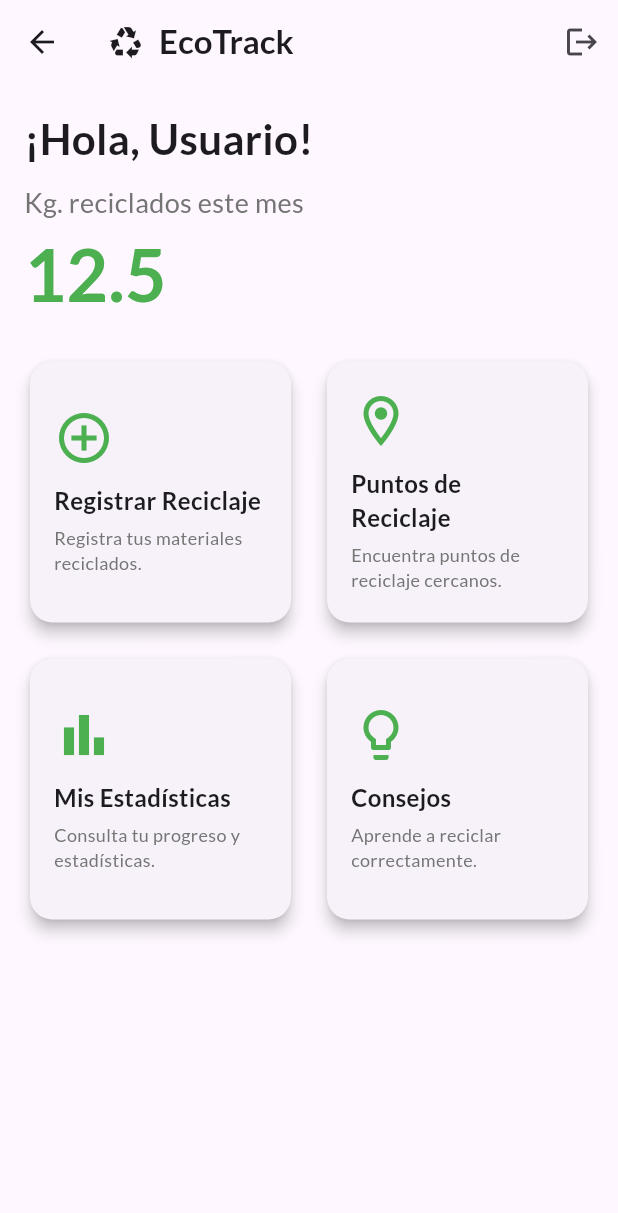
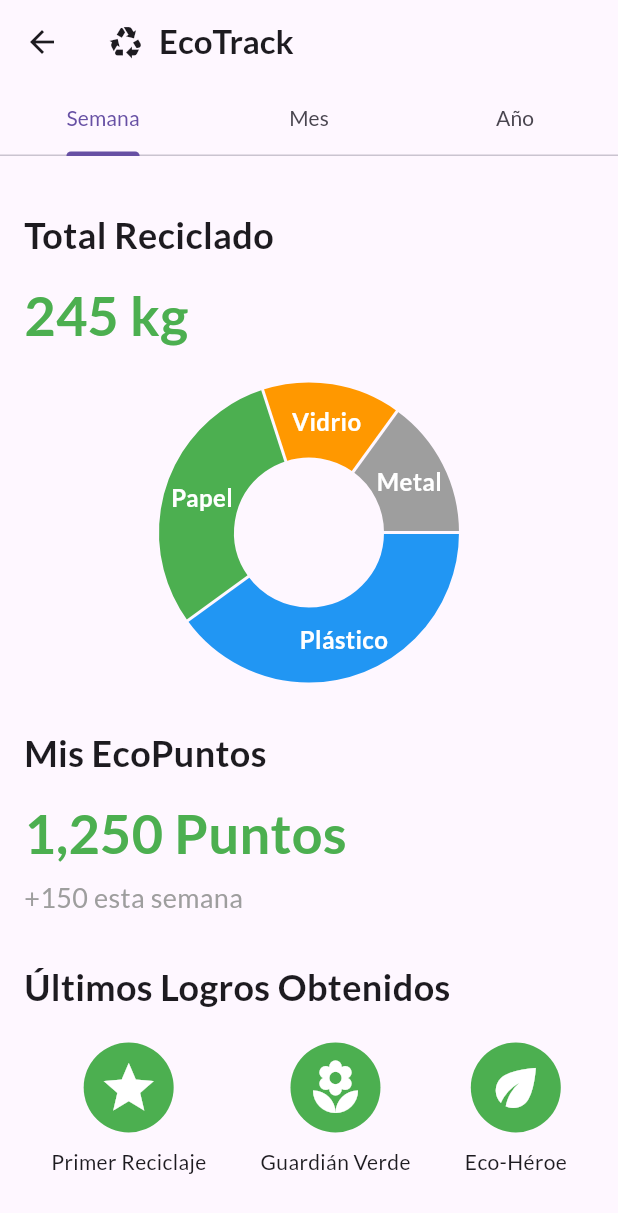
Before and after one commit to mascheyola/ecotrack, a Flutter app: the HomeScreen screen opened directly, after a tap on "Mis Estadísticas", on a phone screen of 412 x 824 dp. Shown: the top 1213 px of the screen. Run offline on Flutter 3.47's test engine with Material 3 defaults, Android fonts, the phone set to English and light mode, and no system bars; drawn by our look-alikes of fl_chart; our stand-ins replace google_fonts.

Commit message:
feat: agregar pantalla de estadísticas.

```diff
--- a/lib/home_screen.dart
+++ b/lib/home_screen.dart
@@ -1,6 +1,7 @@
 import 'package:flutter/material.dart';
 import 'package:google_fonts/google_fonts.dart';
 import 'package:myapp/recycling_registration_screen.dart';
+import 'package:myapp/statistics_screen.dart';
 
 class HomeScreen extends StatelessWidget {
   const HomeScreen({super.key});
@@ -88,7 +89,14 @@ class HomeScreen extends StatelessWidget {
                   icon: Icons.bar_chart_outlined,
                   title: 'Mis Estadísticas',
                   description: 'Consulta tu progreso y estadísticas.',
-                  onTap: () {},
+                  onTap: () {
+                    Navigator.push(
+                      context,
+                      MaterialPageRoute(
+                        builder: (context) => const StatisticsScreen(),
+                      ),
+                    );
+                  },
                 ),
                 _buildGridItem(
                   context,
--- /dev/null
+++ b/lib/statistics_screen.dart
@@ -0,0 +1,181 @@
+import 'package:flutter/material.dart';
+import 'package:google_fonts/google_fonts.dart';
+import 'package:fl_chart/fl_chart.dart';
+
+class StatisticsScreen extends StatefulWidget {
+  const StatisticsScreen({super.key});
+
+  @override
+  State<StatisticsScreen> createState() => _StatisticsScreenState();
+}
+
+class _StatisticsScreenState extends State<StatisticsScreen> {
+  @override
+  Widget build(BuildContext context) {
+    return DefaultTabController(
+      length: 3,
+      child: Scaffold(
+        appBar: AppBar(
+          title: Row(
+            children: [
+              const Icon(Icons.recycling),
+              const SizedBox(width: 10),
+              Text(
+                'EcoTrack',
+                style: GoogleFonts.lato(fontWeight: FontWeight.bold),
+              ),
+            ],
+          ),
+          bottom: const TabBar(
+            tabs: [
+              Tab(text: 'Semana'),
+              Tab(text: 'Mes'),
+              Tab(text: 'Año'),
+            ],
+          ),
+        ),
+        body: SingleChildScrollView(
+          padding: const EdgeInsets.all(16.0),
+          child: Column(
+            crossAxisAlignment: CrossAxisAlignment.start,
+            children: [
+              const SizedBox(height: 20),
+              Text(
+                'Total Reciclado',
+                style: GoogleFonts.lato(
+                  fontSize: 24,
+                  fontWeight: FontWeight.bold,
+                ),
+              ),
+              const SizedBox(height: 10),
+              Text(
+                '245 kg',
+                style: GoogleFonts.lato(
+                  fontSize: 36,
+                  fontWeight: FontWeight.bold,
+                  color: Colors.green,
+                ),
+              ),
+              const SizedBox(height: 20),
+              SizedBox(
+                height: 200,
+                child: PieChart(
+                  PieChartData(
+                    sections: [
+                      PieChartSectionData(
+                        color: Colors.blue,
+                        value: 40,
+                        title: 'Plástico',
+                        radius: 50,
+                        titleStyle: const TextStyle(
+                          fontSize: 16,
+                          fontWeight: FontWeight.bold,
+                          color: Colors.white,
+                        ),
+                      ),
+                      PieChartSectionData(
+                        color: Colors.green,
+                        value: 30,
+                        title: 'Papel',
+                        radius: 50,
+                        titleStyle: const TextStyle(
+                          fontSize: 16,
+                          fontWeight: FontWeight.bold,
+                          color: Colors.white,
+                        ),
+                      ),
+                      PieChartSectionData(
+                        color: Colors.orange,
+                        value: 15,
+                        title: 'Vidrio',
+                        radius: 50,
+                        titleStyle: const TextStyle(
+                          fontSize: 16,
+                          fontWeight: FontWeight.bold,
+                          color: Colors.white,
+                        ),
+                      ),
+                      PieChartSectionData(
+                        color: Colors.grey,
+                        value: 15,
+                        title: 'Metal',
+                        radius: 50,
+                        titleStyle: const TextStyle(
+                          fontSize: 16,
+                          fontWeight: FontWeight.bold,
+                          color: Colors.white,
+                        ),
+                      ),
+                    ],
+                  ),
+                ),
+              ),
+              const SizedBox(height: 30),
+              Text(
+                'Mis EcoPuntos',
+                style: GoogleFonts.lato(
+                  fontSize: 24,
+                  fontWeight: FontWeight.bold,
+                ),
+              ),
+              const SizedBox(height: 10),
+              Text(
+                '1,250 Puntos',
+                style: GoogleFonts.lato(
+                  fontSize: 36,
+                  fontWeight: FontWeight.bold,
+                  color: Colors.green,
+                ),
+              ),
+              const SizedBox(height: 5),
+              Text(
+                '+150 esta semana',
+                style: GoogleFonts.lato(fontSize: 18, color: Colors.grey),
+              ),
+              const SizedBox(height: 30),
+              Text(
+                'Últimos Logros Obtenidos',
+                style: GoogleFonts.lato(
+                  fontSize: 24,
+                  fontWeight: FontWeight.bold,
+                ),
+              ),
+              const SizedBox(height: 20),
+              Row(
+                mainAxisAlignment: MainAxisAlignment.spaceAround,
+                children: [
+                  _buildAchievementBadge(Icons.star, 'Primer Reciclaje'),
+                  _buildAchievementBadge(Icons.local_florist, 'Guardián Verde'),
+                  _buildAchievementBadge(Icons.eco, 'Eco-Héroe'),
+                ],
+              ),
+              const SizedBox(height: 40),
+              Center(
+                child: ElevatedButton(
+                  onPressed: () {
+                    Navigator.pop(context);
+                  },
+                  child: const Text('Inicio'),
+                ),
+              ),
+            ],
+          ),
+        ),
+      ),
+    );
+  }
+
+  Widget _buildAchievementBadge(IconData icon, String label) {
+    return Column(
+      children: [
+        CircleAvatar(
+          radius: 30,
+          backgroundColor: Colors.green,
+          child: Icon(icon, size: 40, color: Colors.white),
+        ),
+        const SizedBox(height: 10),
+        Text(label, style: GoogleFonts.lato()),
+      ],
+    );
+  }
+}
--- a/pubspec.yaml
+++ b/pubspec.yaml
@@ -35,6 +35,7 @@ dependencies:
   # Use with the CupertinoIcons class for iOS style icons.
   cupertino_icons: ^1.0.8
   google_fonts: ^6.3.2
+  fl_chart: ^1.1.1
 
 dev_dependencies:
   flutter_test:
```
Also changed, not shown: pubspec.lock.
